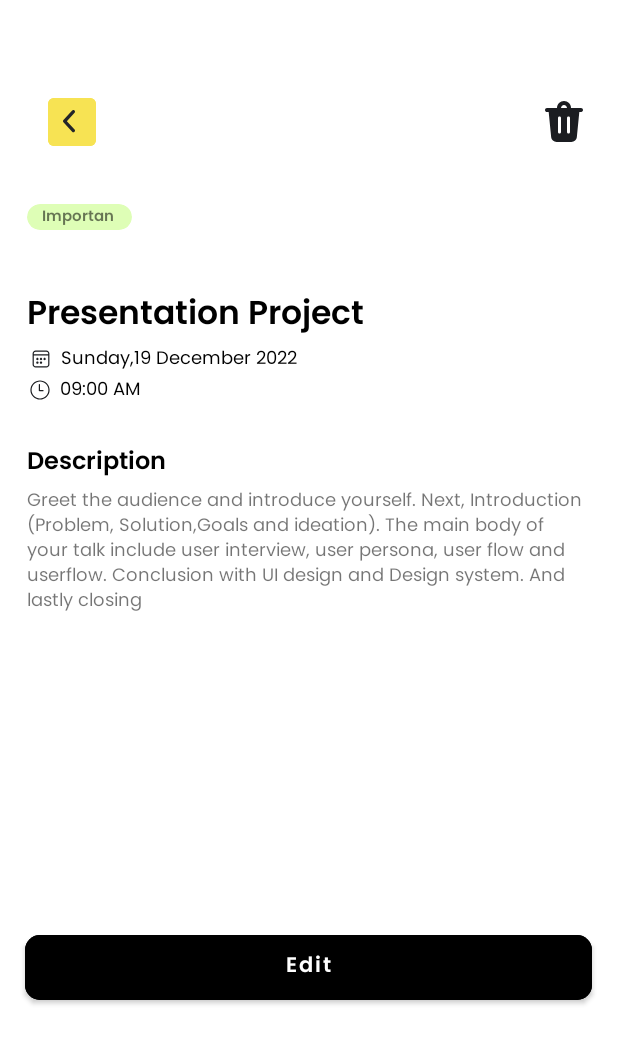
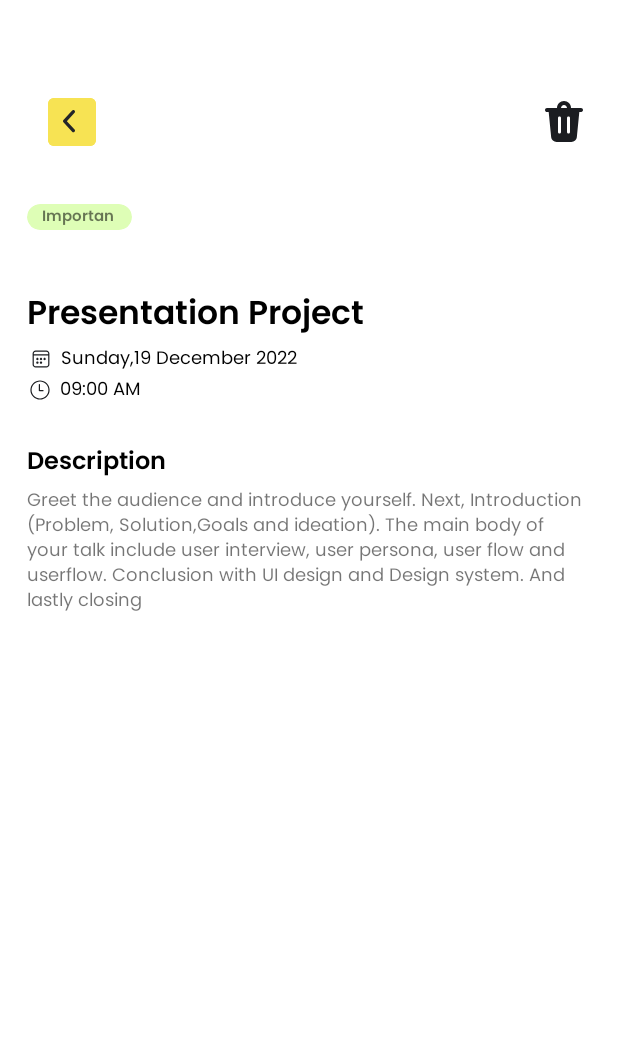
Before and after one commit to maulana2468/bloom-native, an Android app: the ToDoListDetail screen opened directly, with no data from a screen before it, on a phone screen of 412 x 824 dp. Shown: the top 1044 px of the screen. Run offline under Robolectric (Android 15) with nearby library versions, the phone set to English and light mode, and no system bars; 6 statements that could not run were skipped.

Commit message:
hapus edit task

```diff
--- a/app/src/main/res/layout/activity_to_do_list_detail.xml
+++ b/app/src/main/res/layout/activity_to_do_list_detail.xml
@@ -125,21 +125,5 @@
         app:layout_constraintStart_toStartOf="@+id/textView12"
         app:layout_constraintTop_toBottomOf="@+id/textView12" />
 
-    <Button
-        android:id="@+id/edit"
-        android:layout_width="378dp"
-        android:layout_height="55dp"
-        android:layout_marginStart="16dp"
-        android:layout_marginTop="196dp"
-        android:layout_marginEnd="17dp"
-        android:backgroundTint="#000000"
-        android:fontFamily="@font/poppins_semibold"
-        android:text="Edit"
-        android:textAllCaps="false"
-        app:cornerRadius="10dp"
-        app:layout_constraintEnd_toEndOf="parent"
-        app:layout_constraintStart_toStartOf="parent"
-        app:layout_constraintTop_toBottomOf="@+id/desc" />
-
 
 </androidx.constraintlayout.widget.ConstraintLayout>
```
